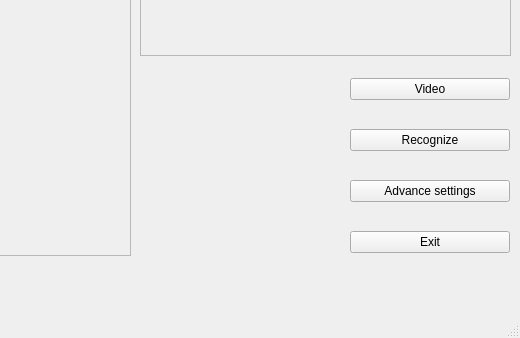
Old version of the form GUI/uiMainwindow.ui in the repository zhuhd15/Demo-System; both pictures show x 560 to 1080 and y 294 to 632 of the 1080 by 632 pixel window.
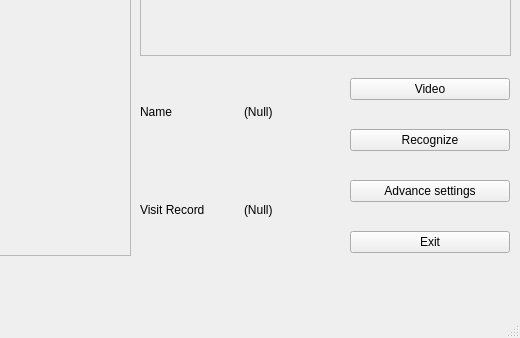
New version of the form.

What changed in the file:
```diff
--- a/GUI/uiMainwindow.ui
+++ b/GUI/uiMainwindow.ui
@@ -115,6 +115,54 @@
      </property>
     </widget>
    </widget>
+   <widget class="QWidget" name="horizontalLayoutWidget">
+    <property name="geometry">
+     <rect>
+      <x>700</x>
+      <y>340</y>
+      <width>201</width>
+      <height>191</height>
+     </rect>
+    </property>
+    <layout class="QHBoxLayout" name="horizontalLayout">
+     <item>
+      <layout class="QVBoxLayout" name="verticalLayout_2">
+       <item>
+        <widget class="QLabel" name="label_5">
+         <property name="text">
+          <string>Name</string>
+         </property>
+        </widget>
+       </item>
+       <item>
+        <widget class="QLabel" name="label_4">
+         <property name="text">
+          <string>Visit Record</string>
+         </property>
+        </widget>
+       </item>
+      </layout>
+     </item>
+     <item>
+      <layout class="QVBoxLayout" name="verticalLayout_3">
+       <item>
+        <widget class="QLabel" name="label_3">
+         <property name="text">
+          <string>(Null)</string>
+         </property>
+        </widget>
+       </item>
+       <item>
+        <widget class="QLabel" name="label_6">
+         <property name="text">
+          <string>(Null)</string>
+         </property>
+        </widget>
+       </item>
+      </layout>
+     </item>
+    </layout>
+   </widget>
   </widget>
   <widget class="QMenuBar" name="menubar">
    <property name="geometry">
```
